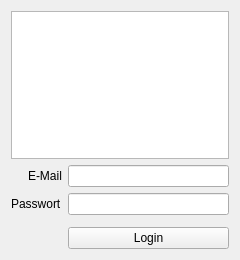
The window that login.ui (Tandaradei/haushalt) describes before a commit, drawn with Qt 5.
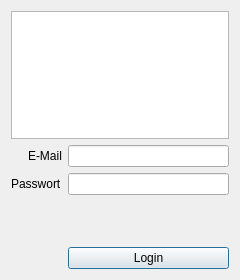
The same window after the commit. Icons and pictures are not drawn.

Commit message:
Login window is now showing at start
"Admin"/"admin" needed for normal login
Updated include guards to "#pragma once"

The edit to the form file:
```diff
--- a/login.ui
+++ b/login.ui
@@ -7,19 +7,19 @@
     <x>0</x>
     <y>0</y>
     <width>240</width>
-    <height>260</height>
+    <height>280</height>
    </rect>
   </property>
   <property name="minimumSize">
    <size>
     <width>240</width>
-    <height>260</height>
+    <height>280</height>
    </size>
   </property>
   <property name="maximumSize">
    <size>
     <width>240</width>
-    <height>260</height>
+    <height>280</height>
    </size>
   </property>
   <property name="windowTitle">
@@ -68,6 +68,31 @@
        </property>
       </widget>
      </item>
+     <item row="2" column="1">
+      <widget class="QLabel" name="errorLabel">
+       <property name="minimumSize">
+        <size>
+         <width>0</width>
+         <height>40</height>
+        </size>
+       </property>
+       <property name="maximumSize">
+        <size>
+         <width>16777215</width>
+         <height>40</height>
+        </size>
+       </property>
+       <property name="text">
+        <string/>
+       </property>
+       <property name="alignment">
+        <set>Qt::AlignLeading|Qt::AlignLeft|Qt::AlignTop</set>
+       </property>
+       <property name="wordWrap">
+        <bool>true</bool>
+       </property>
+      </widget>
+     </item>
      <item row="3" column="1">
       <widget class="QPushButton" name="pushButton_2">
        <property name="text">
@@ -77,21 +102,14 @@
         <iconset>
          <normaloff>resources/login.png</normaloff>resources/login.png</iconset>
        </property>
+       <property name="autoDefault">
+        <bool>true</bool>
+       </property>
+       <property name="default">
+        <bool>true</bool>
+       </property>
       </widget>
      </item>
-     <item row="2" column="1">
-      <spacer name="verticalSpacer">
-       <property name="orientation">
-        <enum>Qt::Vertical</enum>
-       </property>
-       <property name="sizeHint" stdset="0">
-        <size>
-         <width>20</width>
-         <height>20</height>
-        </size>
-       </property>
-      </spacer>
-     </item>
     </layout>
    </item>
   </layout>
```
Left out of the diff: 10 changed lines with no effect on the pictures. The commit also changes 5 other files.
